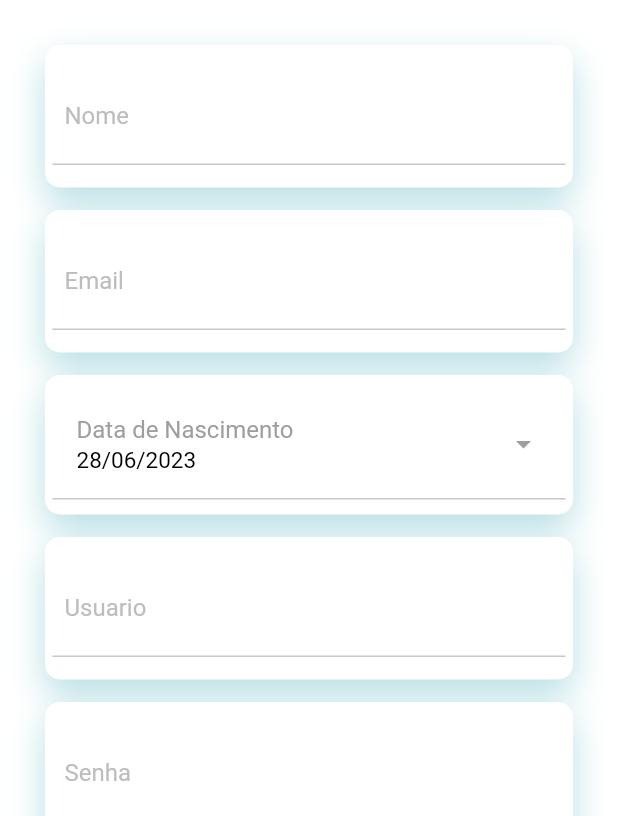
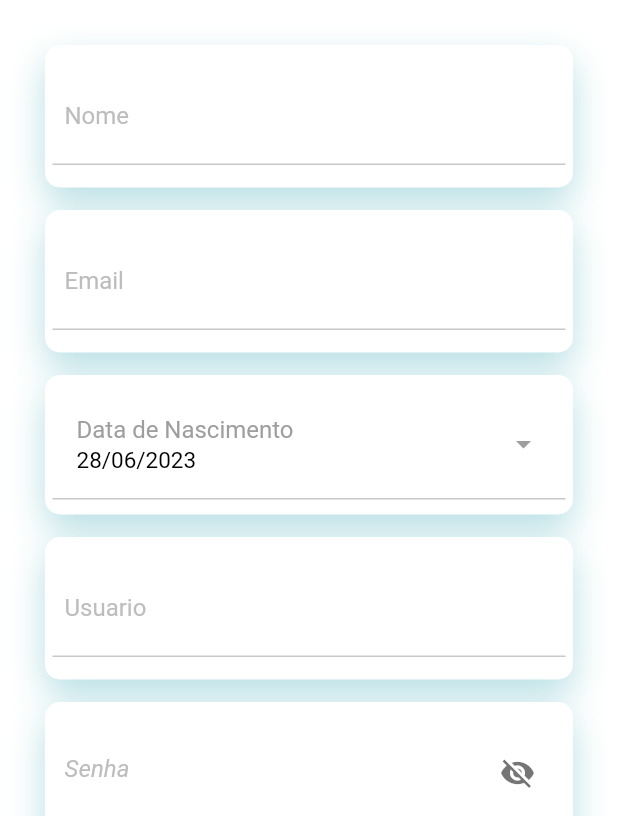
Before and after one commit to marcuscmd/hackatonv, a Flutter app: the screen it shows after launch, after a tap on "Registre aqui", on a phone screen of 412 x 824 dp, the part 420-1236 px from its top. Run offline on Flutter 3.47's test engine with Material 2 defaults, Android fonts, the phone set to English and light mode, and no system bars; our stand-ins replace awesome_snackbar_content, fluttertoast, get, i18n_extension, ionicons, mask_text_input_formatter and 2 more; accounts and stored records are empty; network calls fail.

Commit message:
ultimos ajustes
n acaba mais?

```diff
--- a/hack2v/lib/main.dart
+++ b/hack2v/lib/main.dart
@@ -3,6 +3,7 @@ import 'package:get/get_navigation/get_navigation.dart';
 import 'package:hack2v/routes/pages.dart';
 import 'package:hack2v/routes/routes.dart';
 import 'package:flutter_localizations/flutter_localizations.dart';
+import "package:i18n_extension/i18n_widget.dart";
 
 
 void main() async {
--- a/hack2v/lib/modules/cadastro/cadastro_page.dart
+++ b/hack2v/lib/modules/cadastro/cadastro_page.dart
@@ -53,13 +53,13 @@ class _LoginRegistro extends State<CadastroState>
       cancelText: "CANCELAR",
       builder: (context, child) => Theme(
         data: ThemeData.light().copyWith(
-          primaryColor: Colors.redAccent,
+          primaryColor: const Color.fromARGB(255, 130, 247, 247),
           buttonTheme:
               const ButtonThemeData(textTheme: ButtonTextTheme.primary),
           colorScheme: const ColorScheme.light(
-            primary: Colors.redAccent,
+            primary: Color.fromARGB(255, 100, 191, 233),
           ).copyWith(
-            secondary: Colors.redAccent,
+            secondary: const Color.fromARGB(255, 100, 191, 233),
           ),
         ),
         child: child!,
@@ -309,13 +309,29 @@ class _LoginRegistro extends State<CadastroState>
                               ),
                             ),
                           ),
-                          child: TextField(
+                          child: Obx(
+                            () => TextFormField(
                               controller: controller.passwordController,
+                              obscureText: controller.showPassword.value,
+                              cursorColor: Colors.grey[400],
                               decoration: InputDecoration(
                                 border: InputBorder.none,
                                 hintText: 'Senha',
                                 hintStyle: TextStyle(
                                   color: Colors.grey[400],
+                                  fontStyle: FontStyle.italic,
+                                ),
+                                suffixIcon: GestureDetector(
+                                  child: Icon(
+                                    controller.showPassword.value == false
+                                        ? Icons.visibility_rounded
+                                        : Icons.visibility_off,
+                                    color: Colors.black54,
+                                  ),
+                                  onTap: () {
+                                    controller.toggleShowPassword();
+                                  },
+                                ),
                               ),
                             ),
                           ),
@@ -345,9 +361,10 @@ class _LoginRegistro extends State<CadastroState>
                               behavior: SnackBarBehavior.floating,
                               backgroundColor: Colors.transparent,
                               content: AwesomeSnackbarContent(
-                                title: 'Erro ao Cadastrar!',
+                                title: 'Erro ao registrar!',
                                 message: result.toString(),
                                 contentType: ContentType.failure,
+                                color: const Color.fromARGB(255, 32, 82, 77),
                               ),
                             );
                             // ignore: use_build_context_synchronously
@@ -355,6 +372,7 @@ class _LoginRegistro extends State<CadastroState>
                               ..hideCurrentSnackBar()
                               ..showSnackBar(snackBar);
                           } else {
+                            controller.toast('Registrado com Sucesso!');
                             Get.toNamed('/login');
                           }
                         },
--- a/hack2v/lib/modules/login/login_controller.dart
+++ b/hack2v/lib/modules/login/login_controller.dart
@@ -50,7 +50,7 @@ class LoginController extends GetxController {
         toastLength: Toast.LENGTH_LONG,
         gravity: ToastGravity.BOTTOM,
         timeInSecForIosWeb: 4,
-        backgroundColor: const Color.fromARGB(255, 192, 123, 123),
+        backgroundColor: const Color.fromARGB(255, 32, 82, 77),
         textColor: Colors.white,
         fontSize: 15.0);
   }
--- a/hack2v/lib/modules/login/login_page.dart
+++ b/hack2v/lib/modules/login/login_page.dart
@@ -19,22 +19,50 @@ class LoginPage extends GetView<LoginController> {
                 image: DecorationImage(
                     image: AssetImage('assets/backgroud.png'),
                     fit: BoxFit.fill)),
-            child: Stack(children: [
+            child: Stack(
+              children: [
                 Positioned(
+                  child: Container(
+                    height: 180,
+                    decoration: const BoxDecoration(
+                      image: DecorationImage(
+                        image: AssetImage('assets/logo.png'),
+                      ),
+                    ),
+                  ),
+                ),
+                Positioned(
+                  child: Container(
+                    margin: const EdgeInsets.only(top: 60),
+                    child: const Center(
+                      child: Text(
+                        'AgroTempo',
+                        style: TextStyle(
+                            color: Color.fromARGB(255, 255, 254, 254),
+                            fontSize: 50,
+                            fontWeight: FontWeight.bold),
+                      ),
+                    ),
+                  ),
+                ),
+                Positioned(
+                  bottom: 0,
+                  left: 120,
                   child: Container(
                     margin: const EdgeInsets.only(top: 60),
                     child: const Center(
                       child: Text(
                         'Login',
                         style: TextStyle(
-                          color: Color.fromARGB(230, 245, 245, 245),
+                            color: Color.fromARGB(230, 0, 0, 0),
                             fontSize: 50,
                             fontWeight: FontWeight.bold),
                       ),
                     ),
                   ),
-              )
-            ]),
+                ),
+              ],
+            ),
           ),
           Padding(
               padding: const EdgeInsets.all(30),
@@ -86,14 +114,29 @@ class LoginPage extends GetView<LoginController> {
                               ),
                             ),
                           ),
-                          child: TextFormField(
+                          child: Obx(
+                            () => TextFormField(
                               controller: controller.passwordController,
+                              obscureText: controller.showPassword.value,
+                              cursorColor: Colors.grey[400],
                               decoration: InputDecoration(
                                 border: InputBorder.none,
                                 hintText: 'Senha',
                                 hintStyle: TextStyle(
                                   color: Colors.grey[400],
                                   fontStyle: FontStyle.italic,
+                                ),
+                                suffixIcon: GestureDetector(
+                                  child: Icon(
+                                    controller.showPassword.value == false
+                                        ? Icons.visibility_rounded
+                                        : Icons.visibility_off,
+                                    color: Colors.black54,
+                                  ),
+                                  onTap: () {
+                                    controller.toggleShowPassword();
+                                  },
+                                ),
                               ),
                             ),
                           ),
@@ -126,7 +169,7 @@ class LoginPage extends GetView<LoginController> {
                                 title: 'Erro ao Logar!',
                                 message: result.toString(),
                                 contentType: ContentType.failure,
-                                color: const Color.fromARGB(255, 192, 0, 0),
+                                color: const Color.fromARGB(255, 32, 82, 77),
                               ),
                             );
                             // ignore: use_build_context_synchronously
--- a/hack2v/lib/modules/prop_cadastro/prop_cadastro_controller.dart
+++ b/hack2v/lib/modules/prop_cadastro/prop_cadastro_controller.dart
@@ -46,7 +46,7 @@ class PropCadastroController extends GetxController {
         toastLength: Toast.LENGTH_LONG,
         gravity: ToastGravity.BOTTOM,
         timeInSecForIosWeb: 4,
-        backgroundColor: const Color.fromARGB(255, 192, 123, 123),
+        backgroundColor: const Color.fromARGB(255, 32, 82, 77),
         textColor: Colors.white,
         fontSize: 15.0);
   }
--- a/hack2v/lib/modules/prop_info/prop_info_controller.dart
+++ b/hack2v/lib/modules/prop_info/prop_info_controller.dart
@@ -8,6 +8,7 @@ import '../login/login_controller.dart';
 
 class PropInfoController extends GetxController {
   final db = DataBaseProvider();
+  var dataController = TextEditingController(text: '');
 
   @override
   void onInit() {
@@ -45,7 +46,7 @@ class PropInfoController extends GetxController {
         toastLength: Toast.LENGTH_LONG,
         gravity: ToastGravity.BOTTOM,
         timeInSecForIosWeb: 4,
-        backgroundColor: const Color.fromARGB(255, 192, 123, 123),
+        backgroundColor: const Color.fromARGB(255, 32, 82, 77),
         textColor: Colors.white,
         fontSize: 15.0);
   }
--- a/hack2v/pubspec.yaml
+++ b/hack2v/pubspec.yaml
@@ -45,6 +45,7 @@ dependencies:
   syncfusion_localizations: ^21.1.35
   ionicons: ^0.2.2
   get_storage:
+  i18n_extension: ^9.0.2
 
   # The following adds the Cupertino Icons font to your application.
   # Use with the CupertinoIcons class for iOS style icons.
```
Also changed, not shown: hack2v/lib/modules/cadastro/cadastro_controller.dart (+14 -0 lines), hack2v/lib/modules/menu/menu_page.dart (+20 -13 lines), hack2v/lib/modules/prop_cadastro/prop_cadastro_page.dart (+4 -4 lines), hack2v/lib/modules/prop_info/prop_info_page.dart (+53 -11 lines), hack2v/assets/logo.png (added), hack2v/pubspec.lock. Lines whose indentation alone changed are shown as unchanged.
